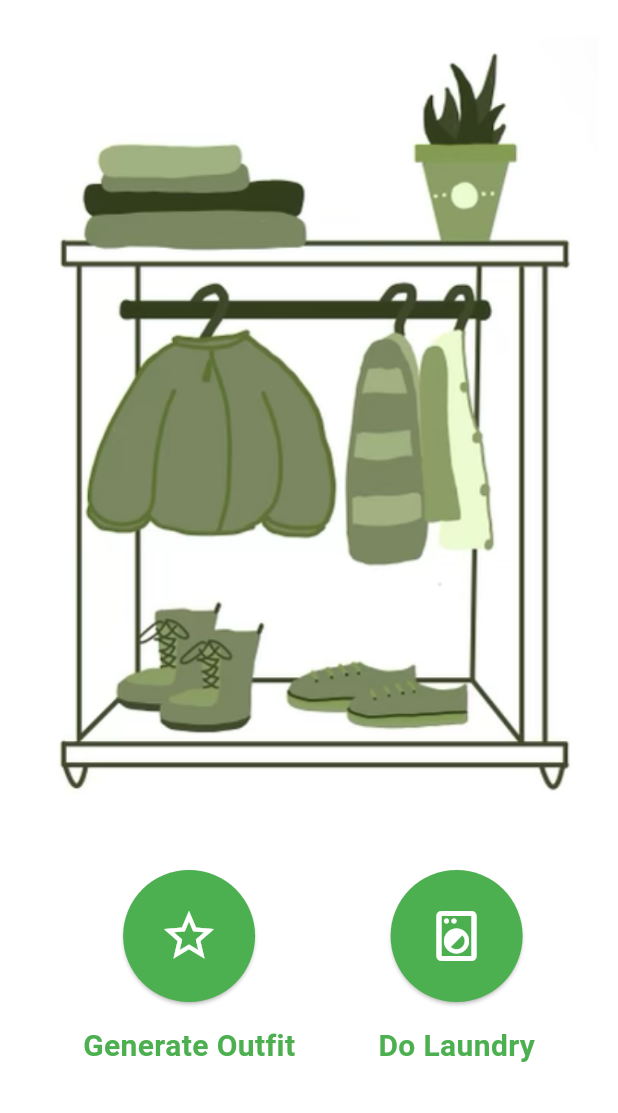
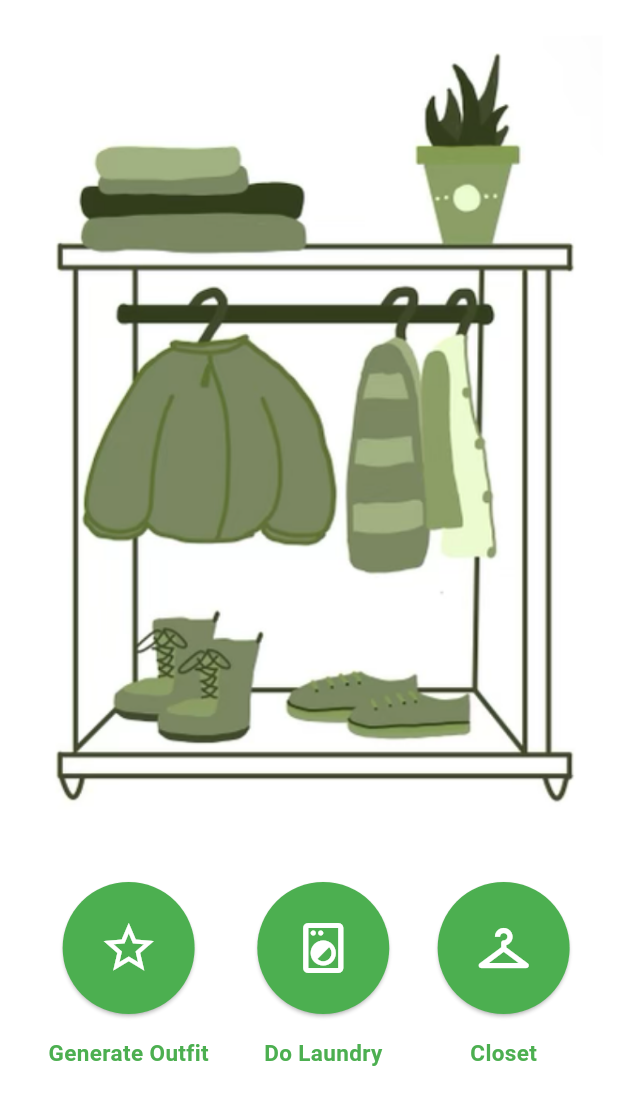
Before and after one commit to gpf2/B5Frontend, a Flutter app: the screen it shows after launch, on a phone screen of 412 x 824 dp, the part 123-1236 px from its top. Run offline on Flutter 3.47's test engine with Material 3 defaults, Android fonts, the phone set to English and light mode, and no system bars.

Commit message:
added button and empty closet page

```diff
--- a/style_sprout/lib/main.dart
+++ b/style_sprout/lib/main.dart
@@ -201,7 +201,7 @@ class StyleSproutHomeState extends State<StyleSproutHome> {
                         style: TextStyle(
                           color: Colors.green,
                           fontWeight: FontWeight.bold,
-                          fontSize: 20,
+                          fontSize: 15,
                         ),
                       ),
                     ],
@@ -236,7 +236,38 @@ class StyleSproutHomeState extends State<StyleSproutHome> {
                         style: TextStyle(
                           color: Colors.green,
                           fontWeight: FontWeight.bold,
-                          fontSize: 20,
+                          fontSize: 15,
+                        ),
+                      ),
+                    ],
+                  ),
+                  Column(
+                    children: [
+                      ElevatedButton(
+                        onPressed: () async {
+                          Navigator.push(
+                            context,
+                            MaterialPageRoute(builder: (context) => const ClosetPage()),
+                          );
+                        },
+                        style: ElevatedButton.styleFrom(
+                          shape: const CircleBorder(),
+                          padding: const EdgeInsets.all(24),
+                          backgroundColor: Colors.green,
+                        ),
+                        child: const Icon(
+                          Icons.checkroom,
+                          color: Colors.white,
+                          size: 40,
+                        ),
+                      ),
+                      const SizedBox(height: 15),
+                      const Text(
+                        'Closet',
+                        style: TextStyle(
+                          color: Colors.green,
+                          fontWeight: FontWeight.bold,
+                          fontSize: 15,
                         ),
                       ),
                     ],
@@ -473,3 +504,40 @@ class GenerateOutfitPageState extends State<GenerateOutfitPage> {
     );
   }
 }
+
+class ClosetPage extends StatefulWidget {
+  const ClosetPage({super.key});
+
+  @override
+  ClosetPageState createState() => ClosetPageState();
+}
+
+class ClosetPageState extends State<ClosetPage> {
+
+  @override
+  Widget build(BuildContext context) {
+    // Home button
+    return Scaffold(
+      backgroundColor: Colors.white,
+      appBar: AppBar(
+        backgroundColor: Colors.white,
+        elevation: 0,
+        leading: IconButton(
+          icon: const Icon(Icons.home, color: Colors.green),
+          onPressed: () {
+            Navigator.pop(context);
+          },
+        ),
+        centerTitle: true,
+        title: const Text(
+          'Style Sprout',
+          style: TextStyle(
+            fontSize: 30,
+            fontWeight: FontWeight.bold,
+            color: Colors.green,
+          ),
+        ),
+      ),
+    );
+  }
+}
```
